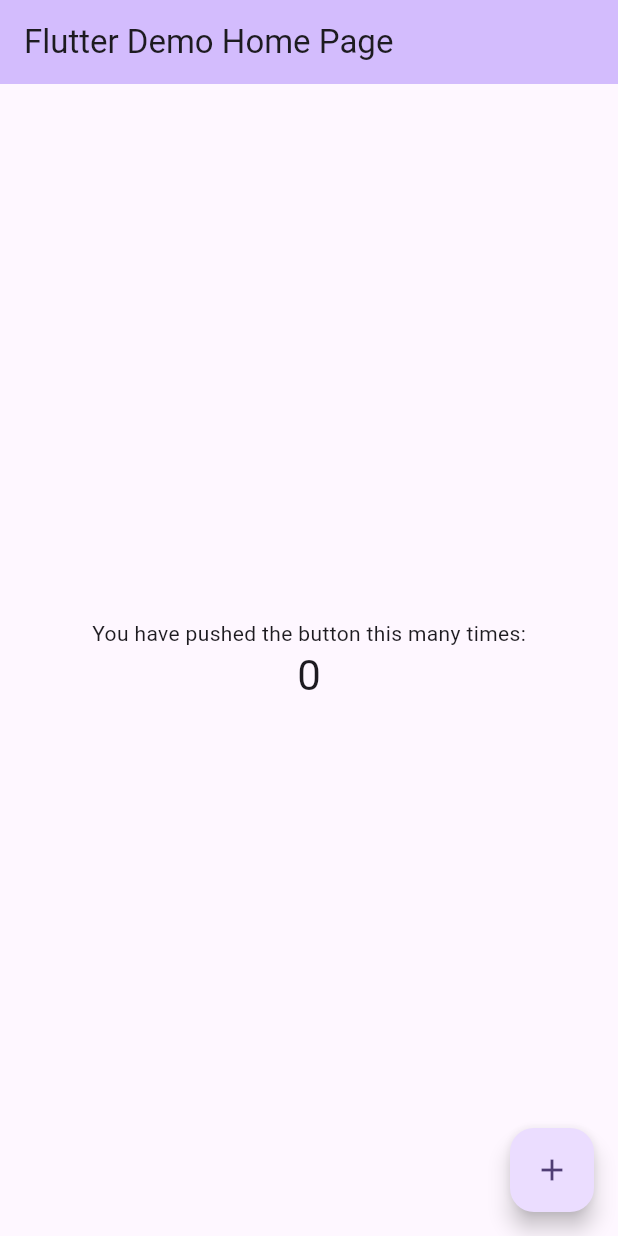
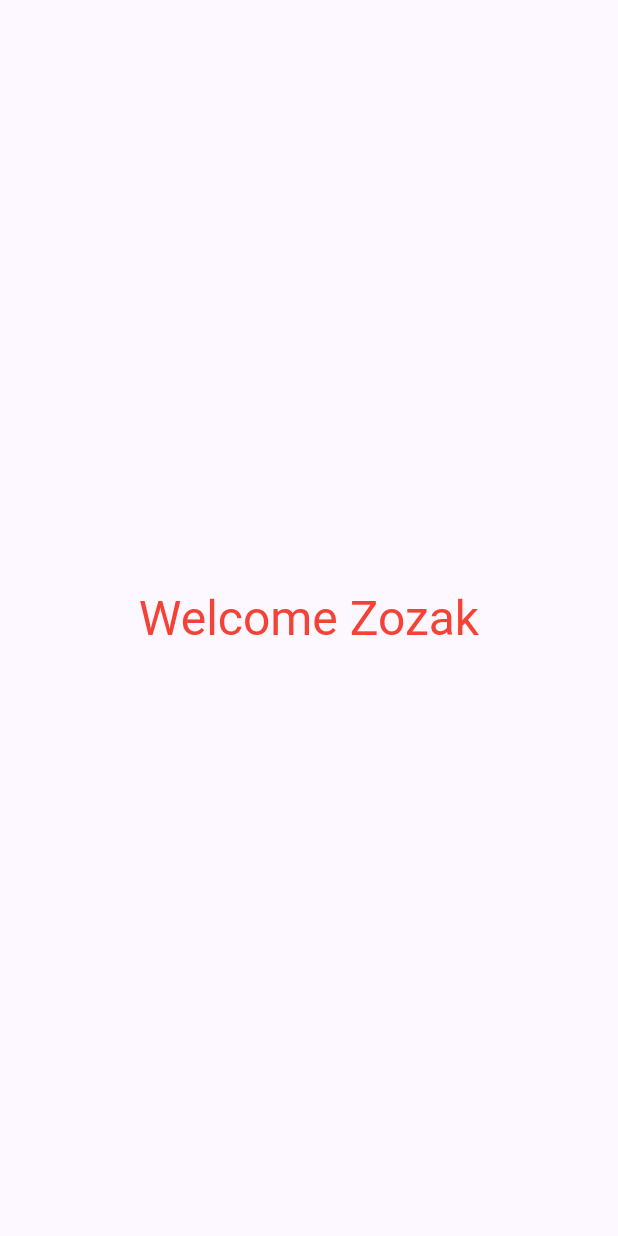
Before and after one commit to AkifhanIlgaz/flutter_learn, a Flutter app: the screen it shows after launch, on a phone screen of 412 x 824 dp. Run offline on Flutter 3.47's test engine with Material 2 defaults, Android fonts, the phone set to English and light mode, and no system bars.

Commit message:
experiment with TextStyle

```diff
--- /dev/null
+++ b/lib/101/text_learn_view.dart
@@ -0,0 +1,37 @@
+import 'package:flutter/material.dart';
+
+class TextLearnView extends StatelessWidget {
+  const TextLearnView({super.key, this.name = "Veli"});
+  final String name;
+
+  @override
+  Widget build(BuildContext context) {
+    return Scaffold(
+        body: Center(
+            child: Text(
+      ("Welcome $name"),
+      maxLines: 2,
+      style: Theme.of(context)
+          .textTheme
+          .headlineLarge
+          ?.copyWith(color: Colors.red),
+      textAlign: TextAlign.center,
+    )));
+  }
+}
+
+class ProjectStyles {
+  static TextStyle welcome = const TextStyle(
+    color: Colors.amber,
+    letterSpacing: 2,
+    fontSize: 16,
+    fontWeight: FontWeight.w600,
+  );
+
+  static TextStyle bye = const TextStyle(
+    color: Colors.red,
+    letterSpacing: 2,
+    fontSize: 16,
+    fontWeight: FontWeight.w600,
+  );
+}
--- a/lib/main.dart
+++ b/lib/main.dart
@@ -1,4 +1,5 @@
 import 'package:flutter/material.dart';
+import 'package:flutter_learn/101/text_learn_view.dart';
 
 void main() {
   runApp(const MyApp());
@@ -7,119 +8,16 @@ void main() {
 class MyApp extends StatelessWidget {
   const MyApp({super.key});
 
-  // This widget is the root of your application.
   @override
   Widget build(BuildContext context) {
     return MaterialApp(
       title: 'Flutter Demo',
       theme: ThemeData(
-        // This is the theme of your application.
-        //
-        // TRY THIS: Try running your application with "flutter run". You'll see
-        // the application has a blue toolbar. Then, without quitting the app,
-        // try changing the seedColor in the colorScheme below to Colors.green
-        // and then invoke "hot reload" (save your changes or press the "hot
-        // reload" button in a Flutter-supported IDE, or press "r" if you used
-        // the command line to start the app).
-        //
-        // Notice that the counter didn't reset back to zero; the application
-        // state is not lost during the reload. To reset the state, use hot
-        // restart instead.
-        //
-        // This works for code too, not just values: Most code changes can be
-        // tested with just a hot reload.
-        colorScheme: ColorScheme.fromSeed(seedColor: Colors.deepPurple),
+        colorScheme: ColorScheme.fromSeed(seedColor: Colors.deepPurpleAccent),
+        // colorScheme: ColorScheme.fromSeed(seedColor: Colors.deepPurple),
         useMaterial3: true,
       ),
-      home: const MyHomePage(title: 'Flutter Demo Home Page'),
+      home: const TextLearnView(name: "Zozak"),
     );
   }
 }
-
-class MyHomePage extends StatefulWidget {
-  const MyHomePage({super.key, required this.title});
-
-  // This widget is the home page of your application. It is stateful, meaning
-  // that it has a State object (defined below) that contains fields that affect
-  // how it looks.
-
-  // This class is the configuration for the state. It holds the values (in this
-  // case the title) provided by the parent (in this case the App widget) and
-  // used by the build method of the State. Fields in a Widget subclass are
-  // always marked "final".
-
-  final String title;
-
-  @override
-  State<MyHomePage> createState() => _MyHomePageState();
-}
-
-class _MyHomePageState extends State<MyHomePage> {
-  int _counter = 0;
-
-  void _incrementCounter() {
-    setState(() {
-      // This call to setState tells the Flutter framework that something has
-      // changed in this State, which causes it to rerun the build method below
-      // so that the display can reflect the updated values. If we changed
-      // _counter without calling setState(), then the build method would not be
-      // called again, and so nothing would appear to happen.
-      _counter++;
-    });
-  }
-
-  @override
-  Widget build(BuildContext context) {
-    // This method is rerun every time setState is called, for instance as done
-    // by the _incrementCounter method above.
-    //
-    // The Flutter framework has been optimized to make rerunning build methods
-    // fast, so that you can just rebuild anything that needs updating rather
-    // than having to individually change instances of widgets.
-    return Scaffold(
-      appBar: AppBar(
-        // TRY THIS: Try changing the color here to a specific color (to
-        // Colors.amber, perhaps?) and trigger a hot reload to see the AppBar
-        // change color while the other colors stay the same.
-        backgroundColor: Theme.of(context).colorScheme.inversePrimary,
-        // Here we take the value from the MyHomePage object that was created by
-        // the App.build method, and use it to set our appbar title.
-        title: Text(widget.title),
-      ),
-      body: Center(
-        // Center is a layout widget. It takes a single child and positions it
-        // in the middle of the parent.
-        child: Column(
-          // Column is also a layout widget. It takes a list of children and
-          // arranges them vertically. By default, it sizes itself to fit its
-          // children horizontally, and tries to be as tall as its parent.
-          //
-          // Column has various properties to control how it sizes itself and
-          // how it positions its children. Here we use mainAxisAlignment to
-          // center the children vertically; the main axis here is the vertical
-          // axis because Columns are vertical (the cross axis would be
-          // horizontal).
-          //
-          // TRY THIS: Invoke "debug painting" (choose the "Toggle Debug Paint"
-          // action in the IDE, or press "p" in the console), to see the
-          // wireframe for each widget.
-          mainAxisAlignment: MainAxisAlignment.center,
-          children: <Widget>[
-            const Text(
-              'You have pushed the button this many times:',
-            ),
-            Text(
-              '$_counter',
-              style: Theme.of(context).textTheme.headlineMedium,
-            ),
-          ],
-        ),
-      ),
-      floatingActionButton: FloatingActionButton(
-        onPressed: _incrementCounter,
-        tooltip: 'Increment',
-        child: const Icon(Icons.add),
-      ), // This trailing comma makes auto-formatting nicer for build methods.
-    );
-  }
-}
```
